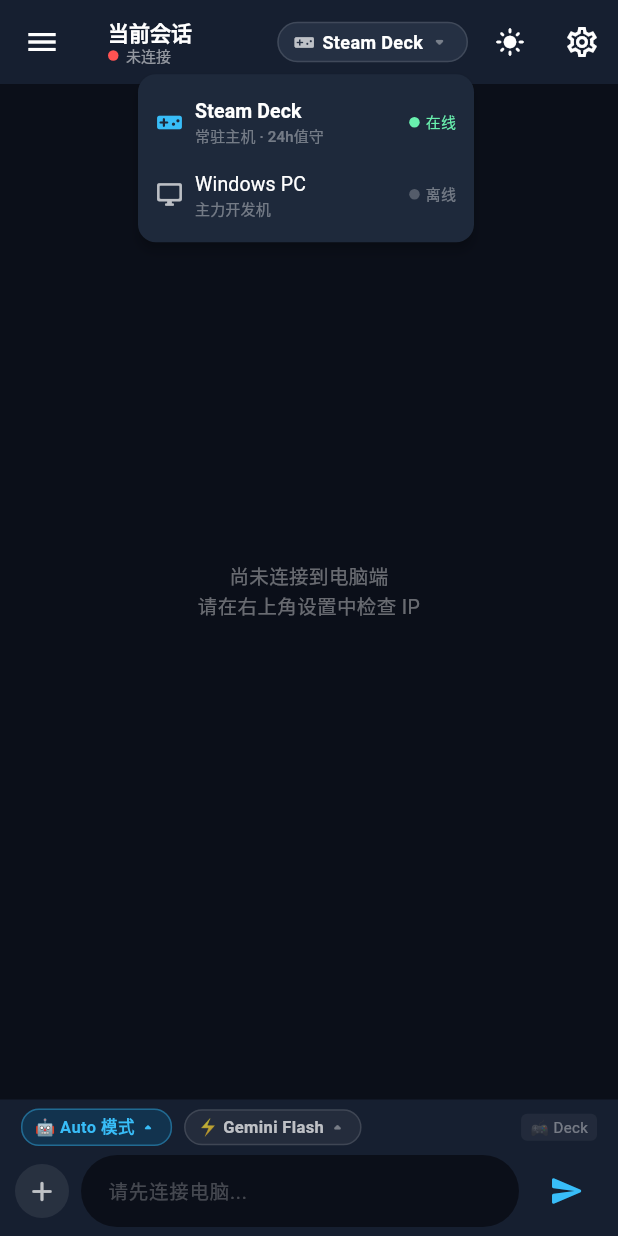
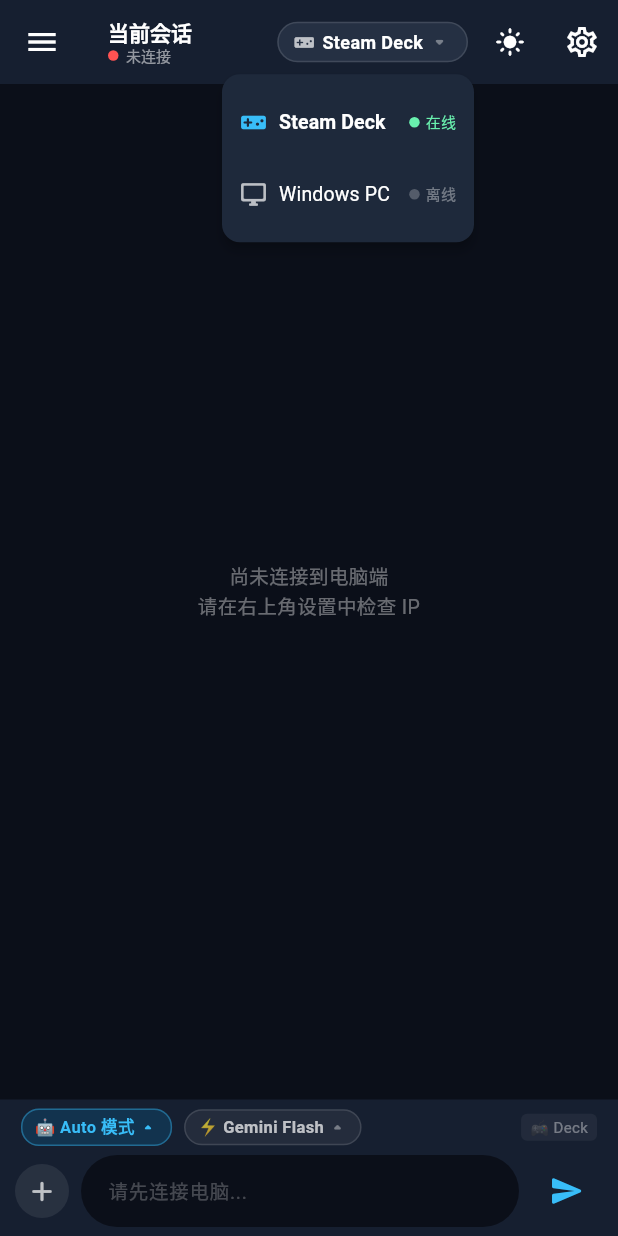
Before and after one commit to TetraAcc/agy-mobile, a Flutter app: the screen it shows after launch, after a tap on "Steam Deck", on a phone screen of 412 x 824 dp. Run offline on Flutter 3.47's test engine with Material 3 defaults, Android fonts, the phone set to English and light mode, and no system bars; our stand-ins replace flutter_markdown, shared_preferences; missing offline and left inert: dart:js; network calls fail.

Commit message:
refactor: simplify node switcher menu by removing redundant desc text

```diff
--- a/lib/main.dart
+++ b/lib/main.dart
@@ -182,13 +182,11 @@ class AgentMessage {
 class HostNode {
   final String id;
   final String name;
-  final String desc;
   final bool isOnline;
 
   HostNode({
     required this.id,
     required this.name,
-    required this.desc,
     this.isOnline = false,
   });
 
@@ -196,7 +194,6 @@ class HostNode {
     return HostNode(
       id: json['id'] ?? '',
       name: json['name'] ?? '',
-      desc: json['desc'] ?? '',
       isOnline: json['online'] ?? false,
     );
   }
@@ -222,8 +219,8 @@ class _MainRemoteScreenState extends State<MainRemoteScreen> {
   String _selectedMode = "auto";
   String _selectedModel = "flash";
   List<HostNode> _nodes = [
-    HostNode(id: "deck", name: "Steam Deck", desc: "常驻主机 · 24h值守", isOnline: true),
-    HostNode(id: "windows", name: "Windows PC", desc: "主力开发机", isOnline: false),
+    HostNode(id: "deck", name: "Steam Deck", isOnline: true),
+    HostNode(id: "windows", name: "Windows PC", isOnline: false),
   ];
 
   WebSocketChannel? _channel;
@@ -349,7 +346,7 @@ class _MainRemoteScreenState extends State<MainRemoteScreen> {
   void _switchNode(String nodeId) async {
     if (_selectedNode == nodeId) return;
 
-    final target = _nodes.firstWhere((n) => n.id == nodeId, orElse: () => HostNode(id: nodeId, name: nodeId, desc: ''));
+    final target = _nodes.firstWhere((n) => n.id == nodeId, orElse: () => HostNode(id: nodeId, name: nodeId));
     if (!target.isOnline && nodeId != "deck") {
       ScaffoldMessenger.of(context).showSnackBar(
         SnackBar(
@@ -1593,23 +1590,13 @@ class _MainRemoteScreenState extends State<MainRemoteScreen> {
                 ),
                 const SizedBox(width: 8),
                 Expanded(
-                  child: Column(
-                    crossAxisAlignment: CrossAxisAlignment.start,
-                    mainAxisSize: MainAxisSize.min,
-                    children: [
-                      Text(
+                  child: Text(
                     node.name,
                     style: TextStyle(
                       fontSize: 13,
                       fontWeight: isSelected ? FontWeight.bold : FontWeight.normal,
                       color: isDark ? Colors.white : Colors.black87,
                     ),
-                      ),
-                      Text(
-                        node.desc,
-                        style: TextStyle(fontSize: 10, color: isDark ? Colors.white38 : Colors.black38),
-                      ),
-                    ],
                   ),
                 ),
                 const SizedBox(width: 8),
```
Also changed, not shown: 1 other file. Lines whose indentation alone changed are shown as unchanged.
